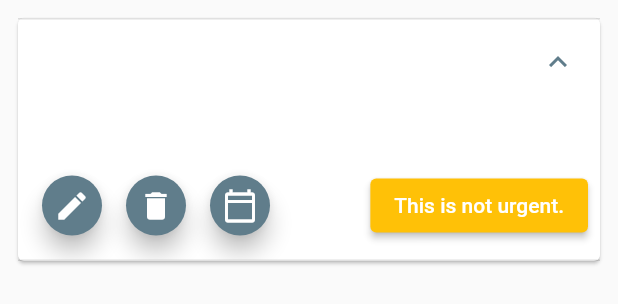
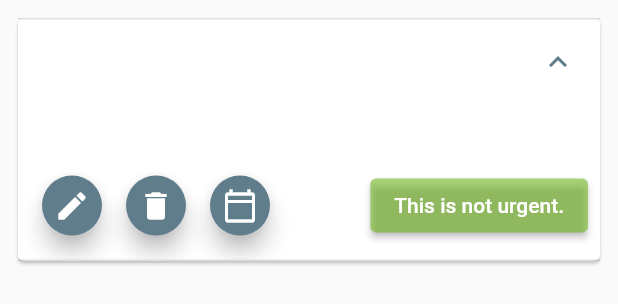
Before and after one commit to joewulf1/alicog, a Flutter app: what itemTask() shows on an empty page, opened directly with empty values, after a tap on the "expand more" icon, after a tap on the "calendar today" icon, on a phone screen of 412 x 824 dp. Shown: the top 304 px of the screen. Run offline on Flutter 3.47's test engine with Material 2 defaults, Android fonts, the phone set to English and light mode, and no system bars; our stand-ins replace cloud_firestore, firebase_core, flutter_spinkit, syncfusion_flutter_calendar; accounts and stored records are empty; statements that could not run were skipped.

Commit message:
Face Lift

```diff
--- a/alicogapplication/lib/main.dart
+++ b/alicogapplication/lib/main.dart
@@ -66,9 +66,23 @@ class _MyHomePageState extends State<MyHomePage> {
               padding: const EdgeInsets.all(8.0),
               child: Column(
                 children: [
-                  Text("Calendar"),
-                  SizedBox(
-                      width: widthScreen * .33,
+                  Text(style: TextStyle(fontSize: 20), "Calendar"),
+                  DecoratedBox(
+                    decoration: BoxDecoration(
+                        color: Colors.white,
+                        boxShadow: [
+                          BoxShadow(
+                              offset: Offset(4, 5),
+                              blurRadius: 2,
+                              color: Color.fromARGB(126, 96, 125, 139))
+                        ],
+                        borderRadius: BorderRadius.all(Radius.circular(10.0)),
+                        border: Border.all(
+                          color: Colors.blueGrey,
+                          width: 3,
+                        )),
+                    child: SizedBox(
+                        width: widthScreen * .30,
                         height: heightScreen * .80,
                         child: SfCalendar(
                           view: CalendarView.day,
@@ -77,6 +91,7 @@ class _MyHomePageState extends State<MyHomePage> {
                               appointmentDisplayMode:
                                   MonthAppointmentDisplayMode.appointment),
                         )),
+                  ),
                 ],
               ),
             ),
@@ -84,9 +99,23 @@ class _MyHomePageState extends State<MyHomePage> {
               padding: const EdgeInsets.all(8.0),
               child: Column(
                 children: [
-                  Text("Tasks"),
-                  SizedBox(
-                    width: widthScreen * .33,
+                  Text(style: TextStyle(fontSize: 20), "Tasks"),
+                  DecoratedBox(
+                    decoration: BoxDecoration(
+                        color: Colors.white,
+                        boxShadow: [
+                          BoxShadow(
+                              offset: Offset(4, 5),
+                              blurRadius: 2,
+                              color: Color.fromARGB(126, 96, 125, 139))
+                        ],
+                        borderRadius: BorderRadius.all(Radius.circular(10.0)),
+                        border: Border.all(
+                          color: Colors.blueGrey,
+                          width: 3,
+                        )),
+                    child: SizedBox(
+                      width: widthScreen * .30,
                       height: heightScreen * .80,
                       child: StreamBuilder<QuerySnapshot>(
                           stream: FirebaseFirestore.instance
@@ -106,13 +135,13 @@ class _MyHomePageState extends State<MyHomePage> {
                             }
                           }),
                     ),
+                  ),
                   Align(
                     alignment: Alignment.bottomRight,
                     child: Padding(
-                      padding: const EdgeInsets.all(4.0),
-                      child: FloatingActionButton.small(
-                          heroTag: "taskAdd",
-                          child: const Icon(Icons.add, color: Colors.white),
+                      padding: const EdgeInsets.all(8.0),
+                      child: ElevatedButton(
+                          child: const Text("Add Task"),
                           onPressed: () {
                             Navigator.push(
                                 context,
@@ -128,9 +157,23 @@ class _MyHomePageState extends State<MyHomePage> {
               padding: const EdgeInsets.all(8.0),
               child: Column(
                 children: [
-                  Text("Notes"),
-                  SizedBox(
-                    width: widthScreen * .28,
+                  Text(style: TextStyle(fontSize: 20), "Notes"),
+                  DecoratedBox(
+                    decoration: BoxDecoration(
+                        color: Colors.white,
+                        boxShadow: [
+                          BoxShadow(
+                              offset: Offset(4, 5),
+                              blurRadius: 2,
+                              color: Color.fromARGB(126, 96, 125, 139))
+                        ],
+                        borderRadius: BorderRadius.all(Radius.circular(10.0)),
+                        border: Border.all(
+                          color: Colors.blueGrey,
+                          width: 3,
+                        )),
+                    child: SizedBox(
+                      width: widthScreen * .30,
                       height: heightScreen * .80,
                       child: StreamBuilder<QuerySnapshot>(
                           stream: FirebaseFirestore.instance
@@ -150,13 +193,13 @@ class _MyHomePageState extends State<MyHomePage> {
                             }
                           }),
                     ),
+                  ),
                   Align(
                     alignment: Alignment.bottomRight,
                     child: Padding(
-                      padding: const EdgeInsets.all(4.0),
-                      child: FloatingActionButton.small(
-                          heroTag: "itemAdd",
-                          child: const Icon(Icons.add, color: Colors.white),
+                      padding: const EdgeInsets.all(8.0),
+                      child: ElevatedButton(
+                          child: const Text("Add Note"),
                           onPressed: () {
                             Navigator.push(
                                 context,
@@ -310,6 +353,7 @@ Widget itemNote(BuildContext context, DocumentSnapshot document) {
 
 Widget itemTask(BuildContext context, DocumentSnapshot document) {
   String urgentMessage = "";
+  Color urgentColor = Color.fromARGB(144, 110, 184, 25);
   String isUrgent() {
     if (document["Urgent"] == "true") {
       urgentMessage = "This is urgent!";
@@ -317,6 +361,16 @@ Widget itemTask(BuildContext context, DocumentSnapshot document) {
     } else {
       urgentMessage = "This is not urgent.";
       return urgentMessage;
+    }
+  }
+
+  Color urgentButton() {
+    if (document["Urgent"] == "true") {
+      urgentColor = Color.fromARGB(255, 227, 29, 29);
+      return urgentColor;
+    } else {
+      urgentColor = Color.fromARGB(144, 110, 184, 25);
+      return urgentColor;
     }
   }
 
@@ -340,9 +394,7 @@ Widget itemTask(BuildContext context, DocumentSnapshot document) {
                   children: [
                     Row(
                       children: [
-                        Align(
-                          alignment: Alignment.bottomLeft,
-                          child: Padding(
+                        Padding(
                           padding: const EdgeInsets.all(4.0),
                           child: FloatingActionButton.small(
                               heroTag: document.id,
@@ -360,39 +412,37 @@ Widget itemTask(BuildContext context, DocumentSnapshot document) {
                                             )));
                               }),
                         ),
-                        ),
-                        Align(
-                          alignment: Alignment.bottomRight,
-                          child: Padding(
+                        Padding(
                           padding: const EdgeInsets.all(4.0),
                           child: FloatingActionButton.small(
-                                heroTag: "taskDeletion",
-                                child: const Icon(Icons.delete,
-                                    color: Colors.white),
+                              heroTag: document.id + "taskDeletion",
+                              child:
+                                  const Icon(Icons.delete, color: Colors.white),
                               onPressed: () {
                                 delItem(document.id);
                               }),
                         ),
-                        ),
-                        Align(
-                          alignment: Alignment.bottomRight,
-                          child: Padding(
+                        Padding(
                           padding: const EdgeInsets.all(4.0),
                           child: FloatingActionButton.small(
-                                heroTag: "taskSchedule",
+                              heroTag: document.id + "taskSchedule",
                               child: const Icon(Icons.calendar_today_outlined,
                                   color: Colors.white),
                               onPressed: () {
-                                  null;
+                                scheduleTask(
+                                  document.id,
+                                  document["Title"],
+                                  document["Content"],
+                                  document["Urgent"],
+                                );
                               }),
-                          ),
                         ),
                       ],
                     ),
                     Spacer(),
                     ElevatedButton(
                       style: ElevatedButton.styleFrom(
-                          backgroundColor: Colors.amber),
+                          backgroundColor: urgentButton()),
                       onPressed: () {
                         if (document["Urgent"] == "true") {
                           FirebaseFirestore.instance
@@ -951,3 +1001,25 @@ class _updateTaskState extends State<updateTask> {
     );
   }
 }
+
+void scheduleTask(String docID, title, content, urgent) {
+  FirebaseFirestore.instance
+      .collection("Users")
+      .doc("9QEH87DWCydbWuV2jpML")
+      .collection("Scheduled")
+      .doc(docID)
+      .set({
+    "Title": title,
+    "Content": content,
+    "Urgent": urgent,
+    "Start": DateTime.now(),
+    "End": DateTime.now(),
+  });
+
+  FirebaseFirestore.instance
+      .collection("Users")
+      .doc("9QEH87DWCydbWuV2jpML")
+      .collection("Content")
+      .doc(docID)
+      .delete();
+}
```
Lines whose indentation alone changed are shown as unchanged.
